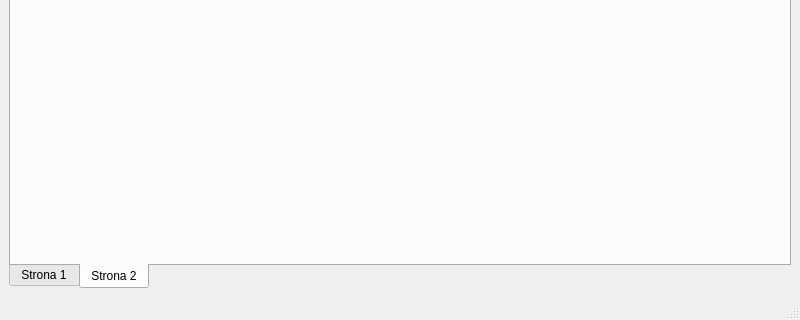
First picture: the form in ui/data-analysis.ui, repository OskarLewandowski/dex-data-experience, before the edit; both pictures show x 0 to 800 and y 280 to 600 of the 800 by 600 pixel window.
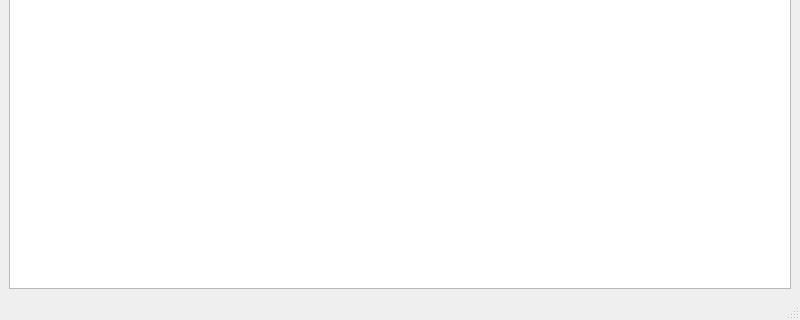
Second picture: the form after the edit. Icons and pictures are not drawn.

Commit message: add new ui for main window app

```diff
--- a/ui/data-analysis.ui
+++ b/ui/data-analysis.ui
@@ -29,24 +29,7 @@
   <widget class="QWidget" name="centralwidget">
    <layout class="QVBoxLayout" name="verticalLayout">
     <item>
-     <widget class="QTabWidget" name="tabWidget">
-      <property name="tabPosition">
-       <enum>QTabWidget::South</enum>
-      </property>
-      <property name="currentIndex">
-       <number>1</number>
-      </property>
-      <widget class="QWidget" name="tab">
-       <attribute name="title">
-        <string>Strona 1</string>
-       </attribute>
-      </widget>
-      <widget class="QWidget" name="tab_2">
-       <attribute name="title">
-        <string>Strona 2</string>
-       </attribute>
-      </widget>
-     </widget>
+     <widget class="QTextEdit" name="textEdit_Text"/>
     </item>
    </layout>
   </widget>
```
Left out of the diff: 18 changed lines with no effect on the pictures. The commit also changes 4 other files.
